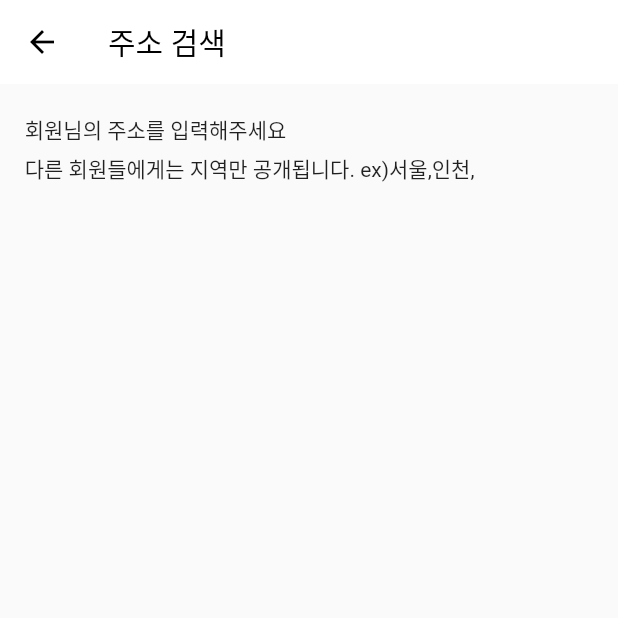
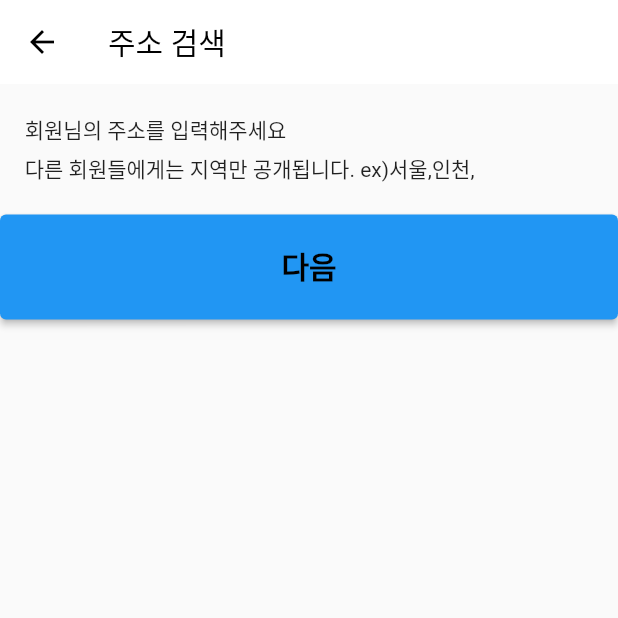
Before and after one commit to kyuSangHwang/treepet, a Flutter app: the AddressSearchScreen screen opened directly, on a phone screen of 412 x 824 dp, the top half of it. Run offline on Flutter 3.47's test engine with Material 2 defaults, Android fonts, the phone set to English and light mode, and no system bars; our stand-ins replace cloud_firestore, firebase_core, image_picker, introduction_screen, table_calendar; accounts and stored records are empty; Roboto replaces fonts that are missing (pretendard).

Commit message:
주소등록 UI 개발 완료

```diff
--- a/lib/screen/sign/address_search_screen.dart
+++ b/lib/screen/sign/address_search_screen.dart
@@ -1,5 +1,8 @@
 import 'package:flutter/material.dart';
 import 'package:treepet/const/color.dart';
+import 'package:treepet/const/style.dart';
+import 'package:treepet/screen/sign/user_sign_up_complete_screen.dart';
+// import 'package:kopo/kopo.dart';
 
 class AddressSearchScreen extends StatefulWidget {
   const AddressSearchScreen({Key? key}) : super(key: key);
@@ -16,6 +19,8 @@ class _AddressSearchScreenState extends State<AddressSearchScreen> {
   String kakaoLatitude = '-';
   String kakaoLongitude = '-';
 
+  String adressValue = "주소를 검색해주세요";
+
   @override
   Widget build(BuildContext context) {
     return Scaffold(
@@ -27,8 +32,7 @@ class _AddressSearchScreenState extends State<AddressSearchScreen> {
             SizedBox(height: 20),
             RenderTitle(context),
             SizedBox(height: 20),
-
-
+            RenderAddressSearchButton(context),
           ],
         ),
       ),
@@ -65,8 +69,44 @@ class _AddressSearchScreenState extends State<AddressSearchScreen> {
           Text('회원님의 주소를 입력해주세요'),
           SizedBox(height: 5),
           Text('다른 회원들에게는 지역만 공개됩니다. ex)서울,인천,'),
+
+          // ElevatedButton(
+          //   onPressed: () async {
+          //     var result = await Navigator.of(context).push(
+          //         MaterialPageRoute(
+          //             builder: (context) => Kopo()
+          //         )
+          //     );
+          //
+          //     if(result != null){
+          //       setState(() {
+          //         this.adressValue = result;
+          //       });
+          //     }
+          //   },
+          //   child: Text('주소검색'),
+          // ),
         ],
       ),
     );
   }
+
+  Widget RenderAddressSearchButton(BuildContext context) {
+    return SafeArea(
+      child: SizedBox(
+        width: MediaQuery.of(context).size.width,
+        height: 70,
+        child: ElevatedButton(
+          onPressed: () {
+            Navigator.of(context).push(
+                MaterialPageRoute(builder: (_) => UserSignUpCompleteScreen()));
+          },
+          child: Text(
+            '다음',
+            style: big_long_button_text,
+          ),
+        ),
+      ),
+    );
+  }
 }
```
